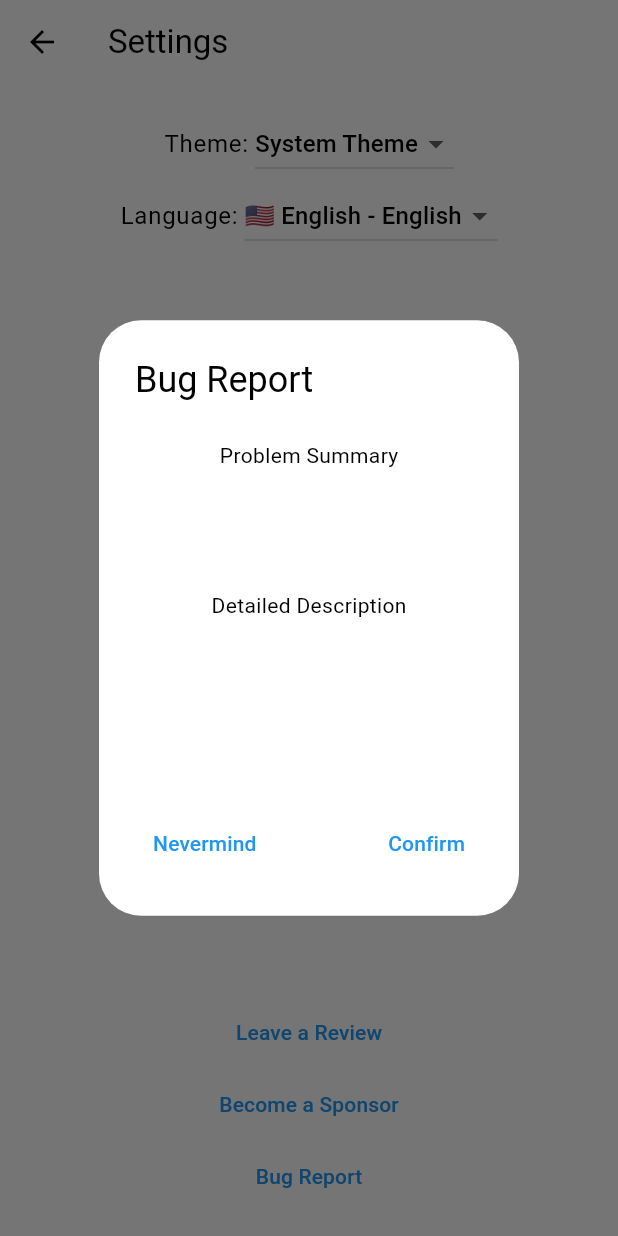
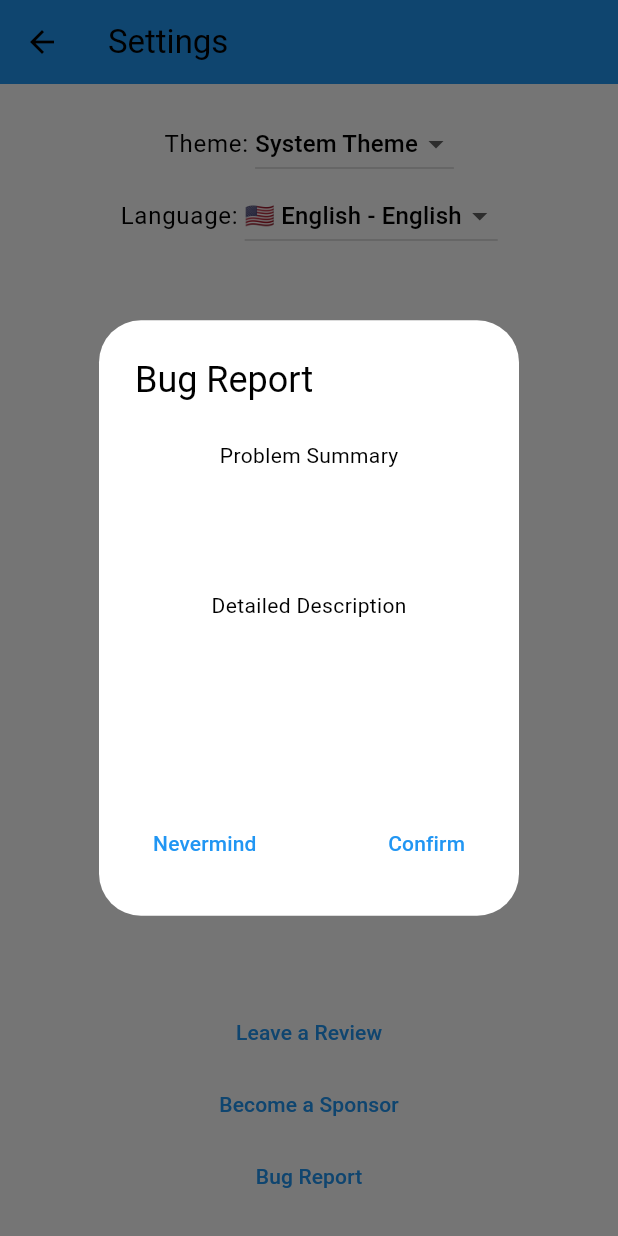
Before and after one commit to deadlyunicorn/path_finders, a Flutter app: the SettingsView screen opened directly with empty values, after a tap on "Bug Report", on a phone screen of 412 x 824 dp. Run offline on Flutter 3.47's test engine with Material 3 defaults, Android fonts, the phone set to English and light mode, and no system bars; drawn by our look-alikes of dynamic_color; our stand-ins replace flutter_compass, flutter_secure_storage, geolocator, permission_handler, shared_preferences; missing offline and left inert: flutter_foreground_task; accounts and stored records are empty; generated files the repository leaves out were written again; network calls fail.

Commit message:
removed: dynamic color package

```diff
--- a/lib/src/app.dart
+++ b/lib/src/app.dart
@@ -1,4 +1,3 @@
-import 'package:dynamic_color/dynamic_color.dart';
 import 'package:flutter/material.dart';
 import 'package:flutter_foreground_task/ui/with_foreground_task.dart';
 import 'package:path_finders/src/page_selector.dart';
@@ -25,8 +24,19 @@ class MyApp extends StatelessWidget {
 
   final SettingsController settingsController;
 
-  static final _defaultLightColorScheme = ColorScheme.fromSwatch();
-  static final _defaultDarkColorScheme = ColorScheme.fromSwatch( brightness: Brightness.dark );
+  static final _defaultLightColorScheme = ColorScheme.fromSwatch(
+    backgroundColor: Colors.white,
+    primarySwatch: Colors.blue,
+    accentColor: Colors.blue,
+    errorColor: Colors.red,
+    brightness: Brightness.light,
+  );
+  static final _defaultDarkColorScheme = ColorScheme.fromSwatch(
+    primarySwatch: Colors.blue,
+    accentColor: Colors.blue,
+    backgroundColor: Colors.black,
+    brightness: Brightness.dark
+  );
 
   @override
   Widget build(BuildContext context) {
@@ -45,8 +55,7 @@ class MyApp extends StatelessWidget {
         builder: (BuildContext context, Widget? child) {
 
           return Consumer<SettingsController>(
-            builder: (context, value, child) => DynamicColorBuilder(
-              builder: ( lightColorScheme, darkColorScheme ) => MaterialApp(
+            builder: (context, value, child) => MaterialApp(
 
               restorationScopeId: 'path-finders',
               locale: Locale( settingsController.locale ),
@@ -65,11 +74,17 @@ class MyApp extends StatelessWidget {
 
               theme: ThemeData(
                 useMaterial3: true,
-                  colorScheme: lightColorScheme ?? _defaultLightColorScheme
+                colorScheme: _defaultLightColorScheme,
+                appBarTheme: const AppBarTheme(
+                  backgroundColor: Colors.blue
+                )
               ),
               darkTheme: ThemeData(
                 useMaterial3: true,
-                  colorScheme: darkColorScheme ?? _defaultDarkColorScheme
+                colorScheme: _defaultDarkColorScheme,
+                appBarTheme: AppBarTheme(
+                  backgroundColor: Colors.blue.shade900.withAlpha(110)
+                ),
               ),
               themeMode: settingsController.themeMode,
 
@@ -79,7 +94,6 @@ class MyApp extends StatelessWidget {
                 ? null
                 : AppBar(
                   elevation: 1,
-                    backgroundColor: Theme.of( context).primaryColor.withAlpha( 100 ),
                   title: const Text( "Path Finders" ),
                   actions: [
                     SettingsDialogButton( settingsController: settingsController )
@@ -95,7 +109,6 @@ class MyApp extends StatelessWidget {
                 bottomNavigationBar: const CustomNavigationBar() ,
               )
             )
-            ),
           );
         },
 
--- a/pubspec.yaml
+++ b/pubspec.yaml
@@ -29,7 +29,6 @@ environment:
 # versions available, run `flutter pub outdated`.
 dependencies:
   crypto: ^3.0.3
-  dynamic_color: ^1.6.8
   flutter:
     sdk: flutter
   flutter_compass: ^0.8.0
```
Lines whose indentation alone changed are shown as unchanged.
